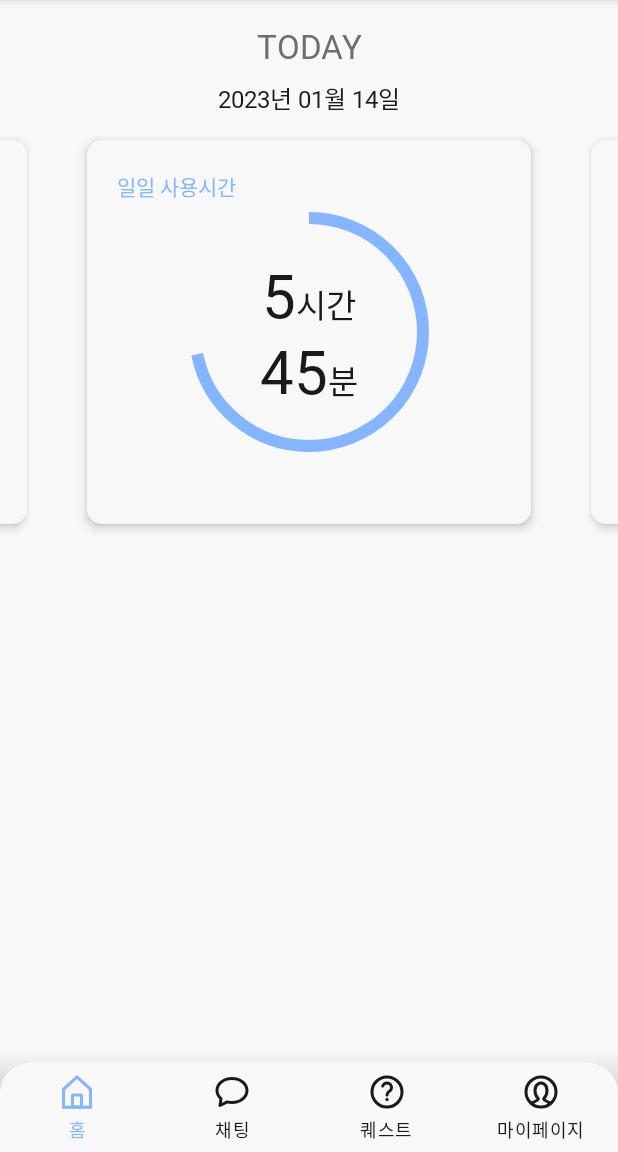
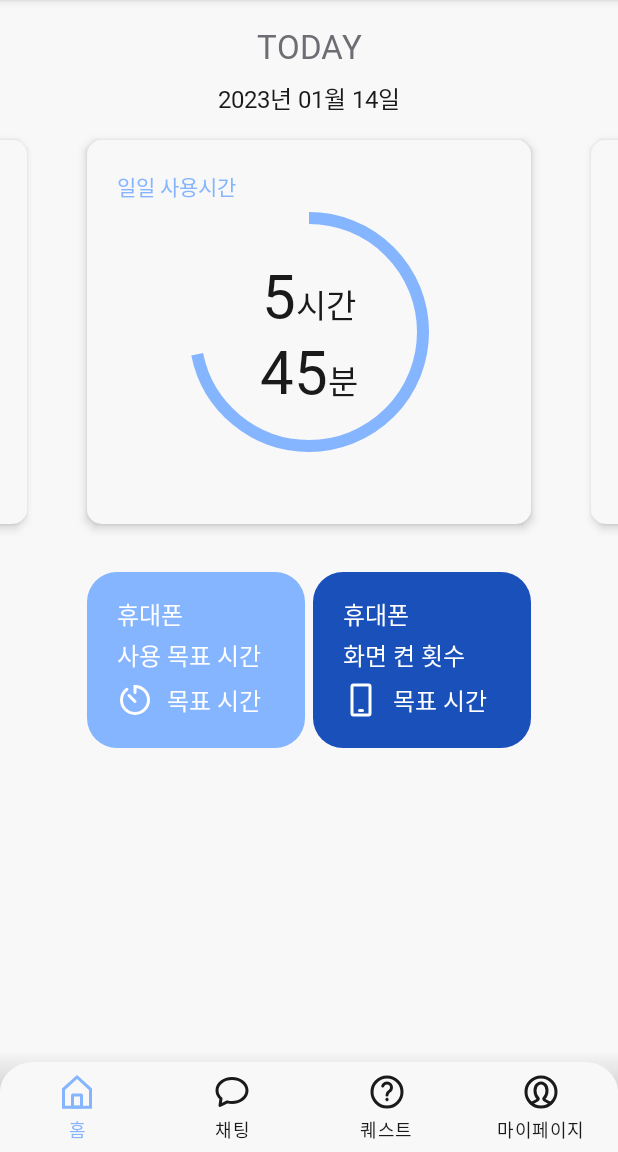
Before and after one commit to Pureum-umc-app/Pureum-FE, an Android app: the screen it shows after launch (MainActivity), on a phone screen of 412 x 824 dp, the part 84-1236 px from its top. Run offline under Robolectric (Android 15) with nearby library versions, the light colour scheme and no system bars; our stand-ins replace data binding, navigation-ui; libraries missing offline, so code that uses them is left out: com.kakao.sdk; 3 statements that could not run were skipped.

Commit message:
[ADD] 홈 화면 사용 정보 추가

```diff
--- /dev/null
+++ b/app/src/main/res/drawable/ic_back.xml
@@ -0,0 +1,18 @@
+<vector xmlns:android="http://schemas.android.com/apk/res/android"
+    android:width="24dp"
+    android:height="24dp"
+    android:viewportWidth="24"
+    android:viewportHeight="24">
+  <path
+      android:pathData="M21,12L3,12"
+      android:strokeWidth="2"
+      android:fillColor="#00000000"
+      android:strokeColor="#1A1A1B"
+      android:strokeLineCap="round"/>
+  <path
+      android:pathData="M9,6L3,12L9,18"
+      android:strokeWidth="2"
+      android:fillColor="#00000000"
+      android:strokeColor="#1A1A1B"
+      android:strokeLineCap="round"/>
+</vector>
--- /dev/null
+++ b/app/src/main/res/drawable/ic_smartphone.xml
@@ -0,0 +1,21 @@
+<vector xmlns:android="http://schemas.android.com/apk/res/android"
+    android:width="24dp"
+    android:height="24dp"
+    android:viewportWidth="24"
+    android:viewportHeight="24">
+  <path
+      android:strokeWidth="1"
+      android:pathData="M13.5,19L13.5,19A0.5,0.5 0,0 1,13 19.5L11,19.5A0.5,0.5 0,0 1,10.5 19L10.5,19A0.5,0.5 0,0 1,11 18.5L13,18.5A0.5,0.5 0,0 1,13.5 19z"
+      android:strokeLineJoin="round"
+      android:fillColor="#00000000"
+      android:strokeColor="#ffffff"
+      android:strokeLineCap="round"/>
+  <path
+      android:pathData="M17,2C17.552,2 18,2.448 18,3V21C18,21.552 17.552,22 17,22H7C6.448,22 6,21.552 6,21L6,3C6,2.448 6.448,2 7,2L17,2Z"
+      android:strokeLineJoin="round"
+      android:strokeWidth="2"
+      android:fillColor="#00000000"
+      android:fillType="evenOdd"
+      android:strokeColor="#ffffff"
+      android:strokeLineCap="round"/>
+</vector>
--- /dev/null
+++ b/app/src/main/res/drawable/ic_time.xml
@@ -0,0 +1,18 @@
+<vector xmlns:android="http://schemas.android.com/apk/res/android"
+    android:width="96dp"
+    android:height="96dp"
+    android:viewportWidth="96"
+    android:viewportHeight="96">
+  <path
+      android:pathData="M26.35,19.235C17.634,25.805 12,36.245 12,48C12,67.882 28.118,84 48,84C67.882,84 84,67.882 84,48C84,28.118 67.882,12 48,12V28"
+      android:strokeWidth="8"
+      android:fillColor="#00000000"
+      android:strokeColor="#ffffff"
+      android:strokeLineCap="round"/>
+  <path
+      android:pathData="M48,52L32,36"
+      android:strokeWidth="8"
+      android:fillColor="#00000000"
+      android:strokeColor="#ffffff"
+      android:strokeLineCap="round"/>
+</vector>
--- a/app/src/main/res/layout/activity_main.xml
+++ b/app/src/main/res/layout/activity_main.xml
@@ -21,7 +21,7 @@
                 android:layout_width="match_parent"
                 android:layout_height="?attr/actionBarSize"
                 android:background="@color/bg"
-                app:navigationIcon="@drawable/ic_toolbar_back"/>
+                app:navigationIcon="@drawable/ic_back"/>
         </com.google.android.material.appbar.AppBarLayout>
 
         <androidx.fragment.app.FragmentContainerView
--- a/app/src/main/res/layout/fragment_home.xml
+++ b/app/src/main/res/layout/fragment_home.xml
@@ -19,5 +19,117 @@
             android:paddingHorizontal="32dp"
             android:clipChildren="false"
             android:clipToPadding="false"/>
+
+        <LinearLayout
+            android:layout_width="296dp"
+            android:layout_height="wrap_content"
+            app:layout_constraintTop_toBottomOf="@+id/home_view_pager"
+            android:layout_marginTop="24dp"
+            app:layout_constraintStart_toStartOf="parent"
+            app:layout_constraintEnd_toEndOf="parent"
+            android:orientation="horizontal"
+            android:gravity="center">
+
+            <androidx.constraintlayout.widget.ConstraintLayout
+                android:layout_width="145dp"
+                android:layout_height="117dp"
+                android:background="@drawable/bg_home_goal_time"
+                android:backgroundTint="@null">
+
+                <TextView
+                    android:layout_width="wrap_content"
+                    android:layout_height="wrap_content"
+                    app:layout_constraintTop_toTopOf="parent"
+                    android:layout_marginTop="16dp"
+                    app:layout_constraintStart_toStartOf="parent"
+                    android:layout_marginStart="20dp"
+                    android:text="@string/home_goal_time"
+                    android:fontFamily="@font/nanum_square_neo_bold"
+                    android:textSize="16sp"
+                    android:textColor="@color/white"/>
+
+                <LinearLayout
+                    android:layout_width="match_parent"
+                    android:layout_height="wrap_content"
+                    app:layout_constraintBottom_toBottomOf="parent"
+                    android:layout_marginBottom="20dp"
+                    app:layout_constraintStart_toStartOf="parent"
+                    app:layout_constraintEnd_toEndOf="parent"
+                    android:layout_marginHorizontal="20dp"
+                    android:orientation="horizontal"
+                    android:gravity="center"
+                    tools:ignore="UseCompoundDrawables">
+
+                    <ImageView
+                        android:contentDescription="@string/home_screen_count"
+                        android:layout_width="24dp"
+                        android:layout_height="24dp"
+                        android:src="@drawable/ic_time"/>
+
+                    <TextView
+                        android:id="@+id/home_goal_time"
+                        android:layout_width="match_parent"
+                        android:layout_height="wrap_content"
+                        android:text="목표 시간"
+                        android:fontFamily="@font/nanum_square_neo_bold"
+                        android:textSize="16sp"
+                        android:textColor="@color/white"
+                        android:textAlignment="center"/>
+                </LinearLayout>
+            </androidx.constraintlayout.widget.ConstraintLayout>
+
+            <View
+                android:layout_width="0dp"
+                android:layout_height="0dp"
+                android:layout_weight="1"/>
+
+            <androidx.constraintlayout.widget.ConstraintLayout
+                android:layout_width="145dp"
+                android:layout_height="117dp"
+                android:background="@drawable/bg_home_screen_count"
+                android:backgroundTint="@null">
+
+                <TextView
+                    android:layout_width="wrap_content"
+                    android:layout_height="wrap_content"
+                    app:layout_constraintTop_toTopOf="parent"
+                    android:layout_marginTop="16dp"
+                    app:layout_constraintStart_toStartOf="parent"
+                    android:layout_marginStart="20dp"
+                    android:text="@string/home_screen_count"
+                    android:fontFamily="@font/nanum_square_neo_bold"
+                    android:textSize="16sp"
+                    android:textColor="@color/white"/>
+
+                <LinearLayout
+                    android:layout_width="match_parent"
+                    android:layout_height="wrap_content"
+                    app:layout_constraintBottom_toBottomOf="parent"
+                    android:layout_marginBottom="20dp"
+                    app:layout_constraintStart_toStartOf="parent"
+                    app:layout_constraintEnd_toEndOf="parent"
+                    android:layout_marginHorizontal="20dp"
+                    android:orientation="horizontal"
+                    android:gravity="center"
+                    tools:ignore="UseCompoundDrawables">
+
+                    <ImageView
+                        android:contentDescription="@string/home_screen_count"
+                        android:layout_width="24dp"
+                        android:layout_height="24dp"
+                        android:src="@drawable/ic_smartphone"/>
+
+                    <TextView
+                        android:id="@+id/home_screen_count"
+                        android:layout_width="match_parent"
+                        android:layout_height="wrap_content"
+                        android:text="목표 시간"
+                        android:fontFamily="@font/nanum_square_neo_bold"
+                        android:textSize="16sp"
+                        android:textColor="@color/white"
+                        android:textAlignment="center"/>
+                </LinearLayout>
+            </androidx.constraintlayout.widget.ConstraintLayout>
+        </LinearLayout>
     </androidx.constraintlayout.widget.ConstraintLayout>
 </layout>
--- a/app/src/main/res/menu/menu_toolbar.xml
+++ b/app/src/main/res/menu/menu_toolbar.xml
@@ -5,7 +5,7 @@
 
     <item
         android:id="@+id/toolbar_back"
-        android:icon="@drawable/ic_toolbar_back"
+        android:icon="@drawable/ic_back"
         android:title="뒤로가기"
         app:showAsAction="always"/>
 </menu>
--- a/app/src/main/res/values/strings.xml
+++ b/app/src/main/res/values/strings.xml
@@ -4,4 +4,6 @@
     <!--  HomeFragment  -->
     <string name="today">TODAY</string>
     <string name="daily_usage_time">일일 사용시간</string>
+    <string name="home_goal_time">휴대폰\n사용 목표 시간</string>
+    <string name="home_screen_count">휴대폰\n화면 켠 횟수</string>
 </resources>
```
Also changed, not shown: app/src/debug/res/drawable/ic_toolbar_back.png (deleted).
